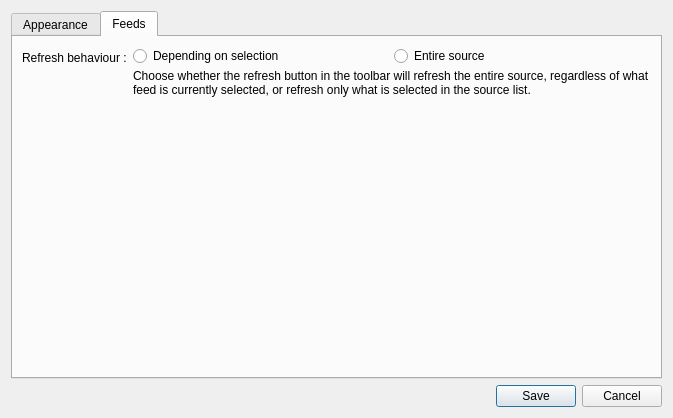
The window that client-desktop/src/dialogs/DialogPreferences.ui (zappatic/ZapFeedReader) describes before a commit, drawn with Qt 5.
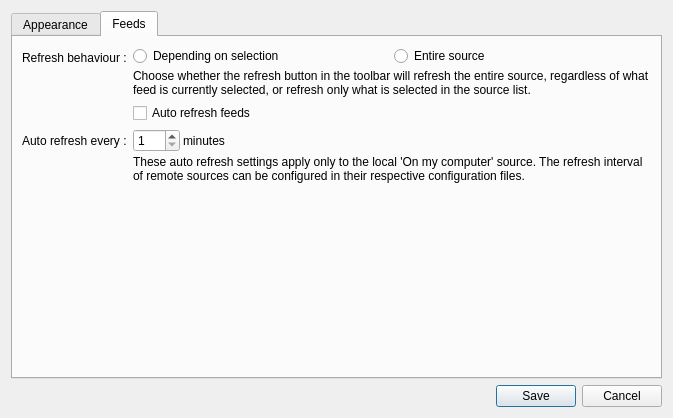
The same window after the commit. The open tabs and pages were chosen to show the change.

Commit message: implement auto-refresh periodically query remote servers for feed unread counts and update feed badges accordingly

Diff of the .ui file:
```diff
--- a/client-desktop/src/dialogs/DialogPreferences.ui
+++ b/client-desktop/src/dialogs/DialogPreferences.ui
@@ -211,8 +211,91 @@
            </item>
           </layout>
          </item>
+         <item row="2" column="0">
+          <widget class="QLabel" name="labelAutoRefreshInterval">
+           <property name="text">
+            <string>Auto refresh every :</string>
+           </property>
+          </widget>
+         </item>
+         <item row="2" column="1">
+          <layout class="QVBoxLayout" name="verticalLayout_5">
+           <property name="spacing">
+            <number>3</number>
+           </property>
+           <item>
+            <layout class="QHBoxLayout" name="horizontalLayout_5">
+             <item>
+              <widget class="QSpinBox" name="spinBoxAutoRefreshInterval">
+               <property name="minimum">
+                <number>1</number>
+               </property>
+               <property name="maximum">
+                <number>999</number>
+               </property>
+              </widget>
+             </item>
+             <item>
+              <widget class="QLabel" name="labelAutoRefreshMinutes">
+               <property name="text">
+                <string>minutes</string>
+               </property>
+              </widget>
+             </item>
+             <item>
+              <spacer name="horizontalSpacer_4">
+               <property name="orientation">
+                <enum>Qt::Horizontal</enum>
+               </property>
+               <property name="sizeHint" stdset="0">
+                <size>
+                 <width>40</width>
+                 <height>20</height>
+                </size>
+               </property>
+              </spacer>
+             </item>
+            </layout>
+           </item>
+           <item>
+            <widget class="QLabel" name="labelAutoRefreshInfo">
+             <property name="font">
+              <font>
+               <pointsize>9</pointsize>
+              </font>
+             </property>
+             <property name="text">
+              <string>These auto refresh settings apply only to the local 'On my computer' source. The refresh interval of remote sources can be configured in their respective configuration files.</string>
+             </property>
+             <property name="wordWrap">
+              <bool>true</bool>
+             </property>
+            </widget>
+           </item>
+          </layout>
+         </item>
+         <item row="1" column="1">
+          <widget class="QCheckBox" name="checkBoxAutoRefreshEnabled">
+           <property name="text">
+            <string>Auto refresh feeds</string>
+           </property>
+          </widget>
+         </item>
         </layout>
        </item>
+       <item>
+        <spacer name="verticalSpacer">
+         <property name="orientation">
+          <enum>Qt::Vertical</enum>
+         </property>
+         <property name="sizeHint" stdset="0">
+          <size>
+           <width>20</width>
+           <height>40</height>
+          </size>
+         </property>
+        </spacer>
+       </item>
       </layout>
      </widget>
     </widget>
```
Left out of the diff: 2 changed lines with no effect on the pictures. The commit also changes 27 other files.
